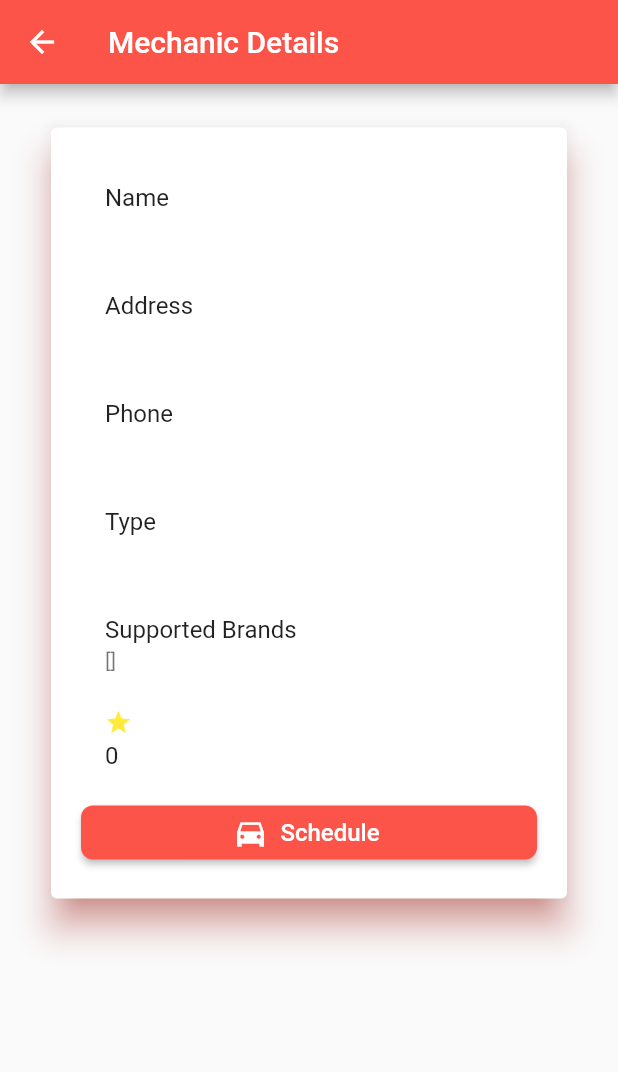
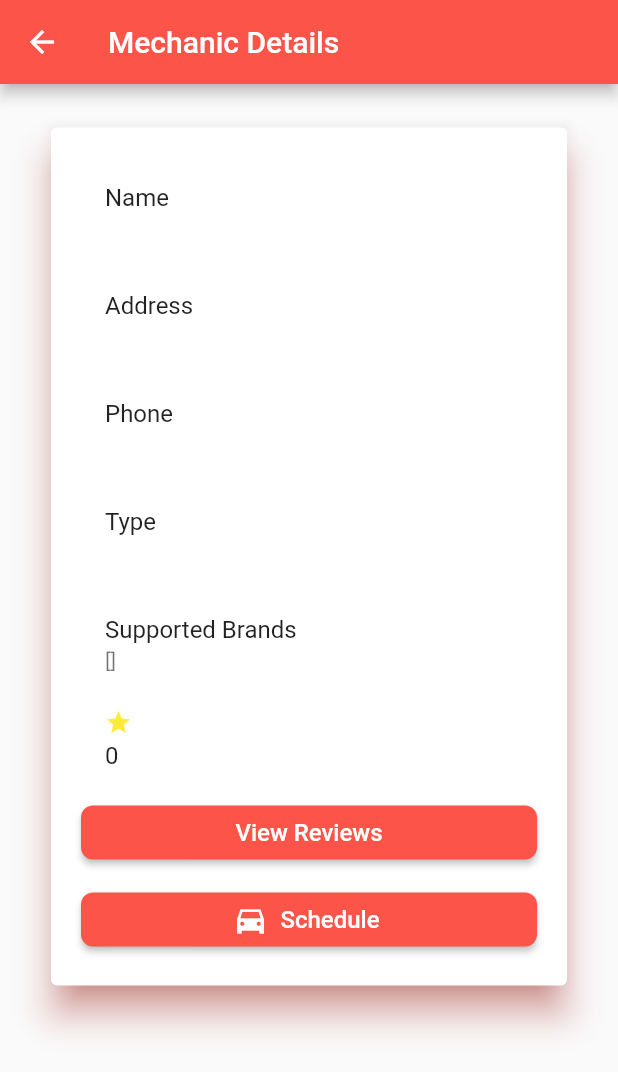
Before and after one commit to Al-Warsha/Al-Warsha-Grad, a Flutter app: the MechanicDetails screen opened directly with empty values, on a phone screen of 412 x 824 dp. Shown: the top 1072 px of the screen. Run offline on Flutter 3.47's test engine with Material 2 defaults, Android fonts, the phone set to English and light mode, and no system bars; our stand-ins replace awesome_notifications, cloud_firestore, file_picker, firebase_auth, firebase_core, firebase_storage and 7 more; missing offline and left inert: dialog_flowtter, flutter_pdfview, multiselect_formfield; accounts and stored records are empty; project files that could hold a hidden picture were left out.

Commit message:
1. fixed rate refreshing 2. added ability to view ratings for a mechanic

```diff
--- a/lib/Screens/Client Screens/MechanicDetails.dart
+++ b/lib/Screens/Client Screens/MechanicDetails.dart
@@ -1,6 +1,7 @@
 import 'package:flutter/material.dart';
 import 'package:get/get.dart';
 import 'package:myapp/Screens/Client%20Screens/EmergencyRoadHelp.dart';
+import 'package:myapp/Screens/Client%20Screens/reviewPage.dart';
 import 'dart:ui';
 import '../../Controller/viewMechanicsForAppointmentController.dart';
 import '../../Models/businessOwner_model.dart';
@@ -10,8 +11,8 @@ import 'Google_map.dart';
 
 class MechanicDetails extends StatefulWidget {
   final String? mechanicId;
-  bool isEmergency;
-  bool winch;
+  final bool isEmergency;
+  final bool winch;
   MechanicDetails({Key? key, required this.mechanicId, required this.isEmergency, required this.winch }) : super(key: key);
 
 
@@ -100,6 +101,29 @@ class _MechanicDetails extends State<MechanicDetails> {
                             ],
                           ),
                         ),
+                        SizedBox(height: 10),
+
+                        ElevatedButton(
+                          onPressed:  () {
+                            Navigator.push(
+                              context,
+                              MaterialPageRoute(
+                                  builder: (context) => ReviewPage(mechanicId!)
+                              ),
+                            );
+                          },
+                          style: ElevatedButton.styleFrom(
+                            foregroundColor: Colors.white,
+                            backgroundColor: Color(0xFFFC5448),
+                            shape: RoundedRectangleBorder(
+                              borderRadius: BorderRadius.circular(8.0),
+                            ),
+                          ),
+                          child: Text(
+                            'View Reviews',
+                            style: TextStyle(fontSize: 16),
+                          ),
+                        ),
 
                         SizedBox(height: 10),
                         ElevatedButton.icon(
@@ -149,8 +173,8 @@ class _MechanicDetails extends State<MechanicDetails> {
                             }
                           },
                           style: ElevatedButton.styleFrom(
-                            primary: Color(0xFFFC5448),
-                            onPrimary: Colors.white,
+                            foregroundColor: Colors.white,
+                            backgroundColor: Color(0xFFFC5448),
                             shape: RoundedRectangleBorder(
                               borderRadius: BorderRadius.circular(8.0),
                             ),
--- a/lib/Screens/Client Screens/emergencyCard.dart
+++ b/lib/Screens/Client Screens/emergencyCard.dart
@@ -89,7 +89,7 @@ class EmergencyCard extends StatelessWidget{
                         Navigator.push(
                           context,
                           MaterialPageRoute(
-                              builder: (context) => RateScreen(id: data?['id'],)
+                              builder: (context) => RateScreen(id: data?['id'],selection: 1,)
                           ),
                         );
                       },
--- a/lib/Screens/Client Screens/winchCard.dart
+++ b/lib/Screens/Client Screens/winchCard.dart
@@ -87,7 +87,7 @@ class WinchCard extends StatelessWidget{
                         Navigator.push(
                           context,
                           MaterialPageRoute(
-                              builder: (context) => RateScreen(id: data?['id'],)
+                              builder: (context) => RateScreen(id: data?['id'],selection: 3,)
                           ),
                         );
                       },
```
Also changed, not shown: lib/Controller/Requests.dart (+26 -1 lines), lib/Screens/Client Screens/RateScreen.dart (+13 -6 lines), lib/Screens/Client Screens/reviewPage.dart (added, +120 -0 lines), lib/Screens/Client Screens/scheduleCard.dart (+14 -4 lines), pubspec.lock.
